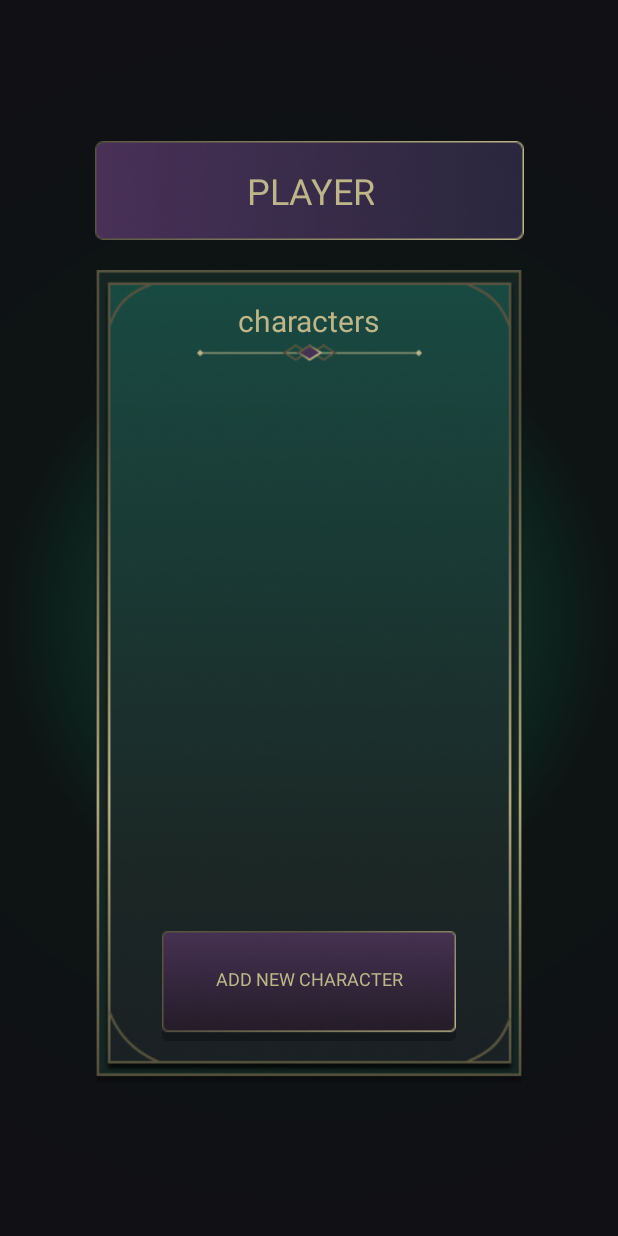
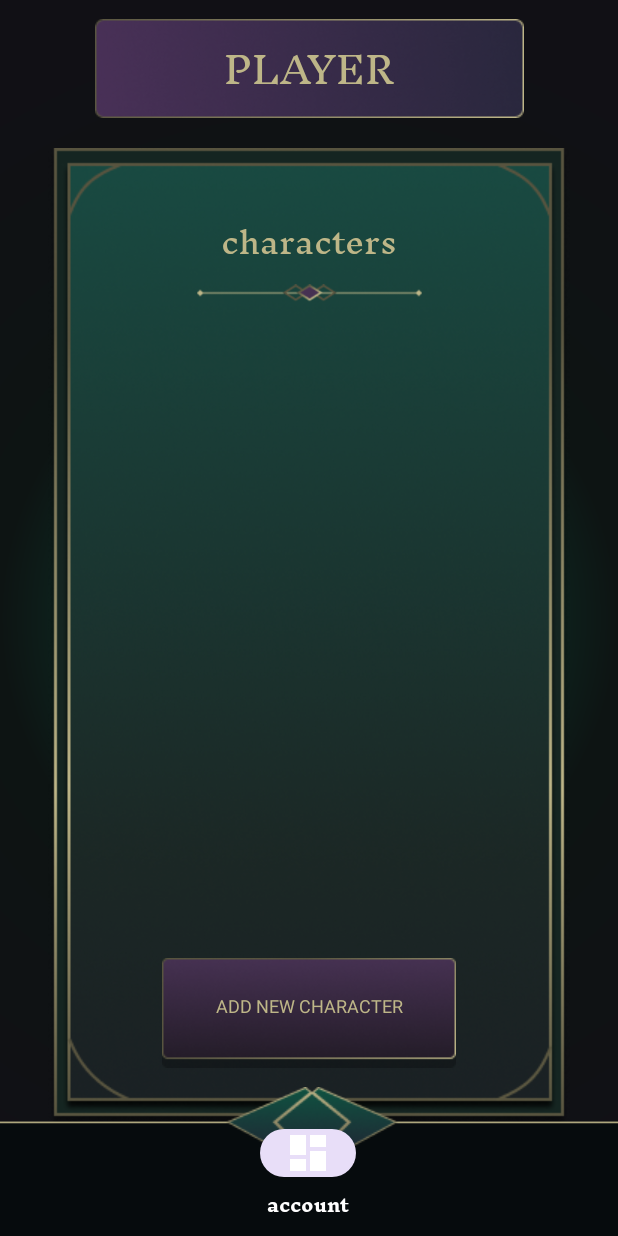
Before and after one commit to plowsters/PocketGrimoire, an Android app: the CharacterListActivity screen opened directly, with no data from a screen before it, on a phone screen of 412 x 824 dp. Run offline under Robolectric (Android 15) with nearby library versions, the phone set to English and light mode, and no system bars; our stand-ins replace Room's generated code, RxJava.

Commit message:
removed unneccessary code and fixed character list xml

```diff
--- a/app/src/main/java/com/example/pocketgrimoire/CharacterListActivity.java
+++ b/app/src/main/java/com/example/pocketgrimoire/CharacterListActivity.java
@@ -1,7 +1,4 @@
 package com.example.pocketgrimoire;
-
-import static com.example.pocketgrimoire.AdminNavbarActivity.USER_ID_KEY;
-import static com.example.pocketgrimoire.fragments.UserTypeSelectionFragment.LOGGED_IN_USER_ID;
 
 import android.annotation.SuppressLint;
 import android.content.Context;
@@ -15,9 +12,9 @@ import androidx.lifecycle.ViewModelProvider;
 import androidx.recyclerview.widget.LinearLayoutManager;
 import androidx.recyclerview.widget.RecyclerView;
 
-import com.example.pocketgrimoire.database.PocketGrimoireRepository;
 import com.example.pocketgrimoire.databinding.ActivityCharacterListBinding;
-import com.example.pocketgrimoire.viewmodel.CharacterListAdapter;
+import com.example.pocketgrimoire.adapter.CharacterListAdapter;
+import com.example.pocketgrimoire.viewmodel.CharacterListViewModel;
 
 import io.reactivex.rxjava3.android.schedulers.AndroidSchedulers;
 import io.reactivex.rxjava3.schedulers.Schedulers;
@@ -25,9 +22,7 @@ import io.reactivex.rxjava3.schedulers.Schedulers;
 public class CharacterListActivity extends AppCompatActivity {
 
     private ActivityCharacterListBinding binding;
-    private com.example.pocketgrimoire.database.viewHolders.CharacterListViewModel characterListViewModel;
-    private static final String CHARACTER_LIST_ACTIVITY_USER_ID = "CHARACTER_LIST_ACTIVITY_USER_ID";
-    private PocketGrimoireRepository repository;
+    private CharacterListViewModel characterListViewModel;
     private int userID;
     public static final int LOGGED_OUT = -1;
 
@@ -35,16 +30,17 @@ public class CharacterListActivity extends AppCompatActivity {
     @Override
     protected void onCreate(Bundle savedInstanceState) {
         super.onCreate(savedInstanceState);
+
+        //get userID
         SharedPreferences sharedPreferences = getSharedPreferences(getString(R.string.preference_file_key), Context.MODE_PRIVATE);
-        userID = sharedPreferences.getInt(getString(R.string.preference_user_id_key), -1);
+        userID = sharedPreferences.getInt(getString(R.string.preference_user_id_key), LOGGED_OUT);
 
+        //display CharacterListActivity and create binding for buttons
         binding = ActivityCharacterListBinding.inflate(getLayoutInflater());
         setContentView(binding.getRoot());
-        System.out.println("This is the userID: " + userID);
 
-        //get userID
-
-        characterListViewModel = new ViewModelProvider(this).get(com.example.pocketgrimoire.database.viewHolders.CharacterListViewModel.class);
+        // obtain database
+        characterListViewModel = new ViewModelProvider(this).get(com.example.pocketgrimoire.viewmodel.CharacterListViewModel.class);
 
         //display list of characters based on userID
         RecyclerView recyclerView = binding.characterListDisplayRecyclerView;
@@ -52,7 +48,6 @@ public class CharacterListActivity extends AppCompatActivity {
         recyclerView.setAdapter(adapter);
         recyclerView.setLayoutManager(new LinearLayoutManager(this));
 
-        repository = PocketGrimoireRepository.getRepository(getApplication()).blockingGet();
 
         //check for characters under UserID then adds their data
         characterListViewModel.getAllCharacterSheetByUserId(userID)
--- a/app/src/main/java/com/example/pocketgrimoire/viewmodel/CharacterListAdapter.java
+++ b/app/src/main/java/com/example/pocketgrimoire/adapter/CharacterListAdapter.java
@@ -1,4 +1,4 @@
-package com.example.pocketgrimoire.viewmodel;//package com.example.pocketgrimoire.database.viewHolders;
+package com.example.pocketgrimoire.adapter;//package com.example.pocketgrimoire.database.viewHolders;
 
 import android.content.Context;
 import android.view.LayoutInflater;
@@ -12,7 +12,7 @@ import androidx.recyclerview.widget.ListAdapter;
 import com.example.pocketgrimoire.R;
 import com.example.pocketgrimoire.database.entities.CharacterSheet;
 import com.example.pocketgrimoire.databinding.CharacterListRecyclerItemBinding;
-import com.example.pocketgrimoire.viewmodel.CharacterListViewHolder;
+import com.example.pocketgrimoire.viewholder.CharacterListViewHolder;
 
 /**
  * CharacterListAdapter binds data to views using ViewHolder to handle events
@@ -31,12 +31,12 @@ public class CharacterListAdapter extends ListAdapter<CharacterSheet, CharacterL
 
     @NonNull
     @Override
-    public com.example.pocketgrimoire.viewmodel.CharacterListViewHolder onCreateViewHolder (@NonNull ViewGroup parent, int viewType) {
+    public CharacterListViewHolder onCreateViewHolder (@NonNull ViewGroup parent, int viewType) {
         System.out.println("In adapter oncreateviewholder: " + parent.getContext()); //context is null here
 
         context = parent.getContext();
         View view = LayoutInflater.from(context).inflate(R.layout.character_list_recycler_item, parent, false);
-        return new com.example.pocketgrimoire.viewmodel.CharacterListViewHolder(view);
+        return new CharacterListViewHolder(view);
     }
 
     @Override
--- a/app/src/main/java/com/example/pocketgrimoire/viewmodel/CharacterListViewHolder.java
+++ b/app/src/main/java/com/example/pocketgrimoire/viewholder/CharacterListViewHolder.java
@@ -1,9 +1,8 @@
-package com.example.pocketgrimoire.viewmodel;
+package com.example.pocketgrimoire.viewholder;
 
 
 import android.content.Context;
 import android.view.View;
-import android.widget.ImageButton;
 import android.widget.TextView;
 
 import androidx.annotation.NonNull;
--- a/app/src/main/java/com/example/pocketgrimoire/viewmodel/CharacterListViewModel.java
+++ b/app/src/main/java/com/example/pocketgrimoire/viewmodel/CharacterListViewModel.java
@@ -1,4 +1,4 @@
-package com.example.pocketgrimoire.database.viewHolders;
+package com.example.pocketgrimoire.viewmodel;
 
 import android.app.Application;
 
--- a/app/src/main/res/layout/activity_character_list.xml
+++ b/app/src/main/res/layout/activity_character_list.xml
@@ -8,13 +8,30 @@
 
     <ImageView
         android:id="@+id/contentImageView"
-        android:layout_width="match_parent"
-        android:layout_height="match_parent"
-        android:layout_marginTop="180dp"
-        android:layout_marginBottom="100dp"
+        android:layout_width="wrap_content"
+        android:layout_height="wrap_content"
+        android:layout_marginTop="20dp"
         app:srcCompat="@drawable/middle_section"
-        tools:layout_editor_absoluteX="4dp"
-        tools:layout_editor_absoluteY="272dp" />
+        app:layout_constraintLeft_toLeftOf="parent"
+        app:layout_constraintTop_toBottomOf="@id/userTitleImageView"
+        app:layout_constraintRight_toRightOf="parent"
+        app:layout_constraintBottom_toTopOf="@id/nav_view"/>
+
+    <com.google.android.material.bottomnavigation.BottomNavigationView
+        android:id="@+id/nav_view"
+        android:layout_width="0dp"
+        android:layout_height="wrap_content"
+        android:background="@drawable/adminuinavbar"
+        app:itemIconSize="32dp"
+        app:itemIconTint="@color/white"
+        app:itemPaddingTop="28dp"
+        app:itemTextAppearanceActive="@style/BottomNav.Active"
+        app:itemTextAppearanceInactive="@style/BottomNav.Inactive"
+        app:itemTextColor="@color/white"
+        app:layout_constraintBottom_toBottomOf="parent"
+        app:layout_constraintLeft_toLeftOf="parent"
+        app:layout_constraintRight_toRightOf="parent"
+        app:menu="@menu/bottom_nav_menu" />
 
     <androidx.recyclerview.widget.RecyclerView
         android:id="@+id/characterListDisplayRecyclerView"
@@ -32,12 +49,13 @@
 
     <ImageView
         android:id="@+id/userTitleImageView"
-        android:layout_marginBottom="20dp"
+        android:layout_marginTop="40dp"
         android:layout_width="wrap_content"
         android:layout_height="wrap_content"
         app:srcCompat="@drawable/user_type_title"
         android:foregroundGravity="center"
         app:layout_constraintBottom_toTopOf="@+id/contentImageView"
+        app:layout_constraintTop_toTopOf="parent"
         app:layout_constraintLeft_toLeftOf="parent"
         app:layout_constraintRight_toRightOf="parent"
         />
@@ -47,6 +65,7 @@
         android:layout_height="wrap_content"
         android:text="PLAYER"
         android:textColor="#BEB688"
+        android:fontFamily="@font/inknut_antiqua_regular"
         android:textSize="24sp"
         android:gravity="center"
         app:layout_constraintTop_toTopOf="@+id/userTitleImageView"
@@ -70,18 +89,21 @@
         android:layout_marginTop="20dp"
         android:text="@string/characters"
         android:textColor="#BEB688"
+        android:fontFamily="@font/inknut_antiqua_regular"
         android:textSize="20sp"
         android:id="@+id/characterTitleTextView"
         app:layout_constraintTop_toTopOf="@+id/contentImageView"
         app:layout_constraintRight_toRightOf="@+id/contentImageView"
+        app:layout_constraintBottom_toBottomOf="@id/lineDecoratorImageView"
         app:layout_constraintLeft_toLeftOf="@+id/contentImageView"
         />
 
-    <ImageView
-        android:id="@+id/addCharacterImageView"
+    <ImageButton
+        android:id="@+id/addCharacterImageButton"
+        android:background="@android:color/transparent"
         android:layout_width="wrap_content"
         android:layout_height="wrap_content"
-        android:layout_marginBottom="30dp"
+        android:layout_marginBottom="40dp"
         app:srcCompat="@drawable/add_new_character_button"
         app:layout_constraintBottom_toBottomOf="@+id/contentImageView"
         app:layout_constraintRight_toRightOf="@+id/contentImageView"
@@ -95,11 +117,22 @@
         android:textSize="12sp"
         android:text="ADD NEW CHARACTER"
         android:textColor="#BEB688"
-        app:layout_constraintTop_toTopOf="@+id/addCharacterImageView"
-        app:layout_constraintBottom_toBottomOf="@id/addCharacterImageView"
-        app:layout_constraintLeft_toLeftOf="@+id/addCharacterImageView"
-        app:layout_constraintRight_toRightOf="@+id/addCharacterImageView"/>
+        app:layout_constraintTop_toTopOf="@+id/addCharacterImageButton"
+        app:layout_constraintBottom_toBottomOf="@id/addCharacterImageButton"
+        app:layout_constraintLeft_toLeftOf="@+id/addCharacterImageButton"
+        app:layout_constraintRight_toRightOf="@+id/addCharacterImageButton"/>
 
 
+    <TextView
+        android:id="@+id/accountTitleView"
+        android:layout_width="wrap_content"
+        android:layout_height="wrap_content"
+        android:layout_marginRight="30dp"
+        android:layout_marginTop="20dp"
+        android:text="username"
+        android:textSize="10sp"
+        app:layout_constraintBottom_toBottomOf="@id/nav_view"
+        app:layout_constraintTop_toTopOf="@id/nav_view"
+        app:layout_constraintRight_toRightOf="@id/nav_view"/>
 
 </androidx.constraintlayout.widget.ConstraintLayout>
--- a/app/src/main/res/layout/character_list_recycler_item.xml
+++ b/app/src/main/res/layout/character_list_recycler_item.xml
@@ -22,19 +22,20 @@
         android:id="@+id/characterListItemTextview"
         android:layout_width="match_parent"
         android:layout_height="wrap_content"
-        android:layout_margin="5dp"
-        android:layout_marginBottom="20dp"
+        android:layout_marginStart="10dp"
+        android:layout_marginTop="3dp"
         android:padding="2dp"
         android:text="@string/character_name"
-        android:textColor="#FFFFFF"
-        android:textSize="18sp"
-        android:layout_centerInParent="true" />
+        android:textColor="#BEB688"
+        android:fontFamily="@font/inknut_antiqua_regular"
+        android:textSize="18sp"/>
 
     <ImageButton
         android:id="@+id/editCharacterImageButton"
         android:layout_width="wrap_content"
         android:layout_height="wrap_content"
         android:layout_marginStart="200dp"
+        android:layout_marginTop="20dp"
         android:background="@android:color/transparent"
         app:srcCompat="@drawable/edit_button" />
 
@@ -43,6 +44,7 @@
         android:layout_width="wrap_content"
         android:layout_height="wrap_content"
         android:layout_marginStart="230dp"
+        android:layout_marginTop="20dp"
         app:srcCompat="@drawable/delete_button"
         android:background="@android:color/transparent"
         />
```
